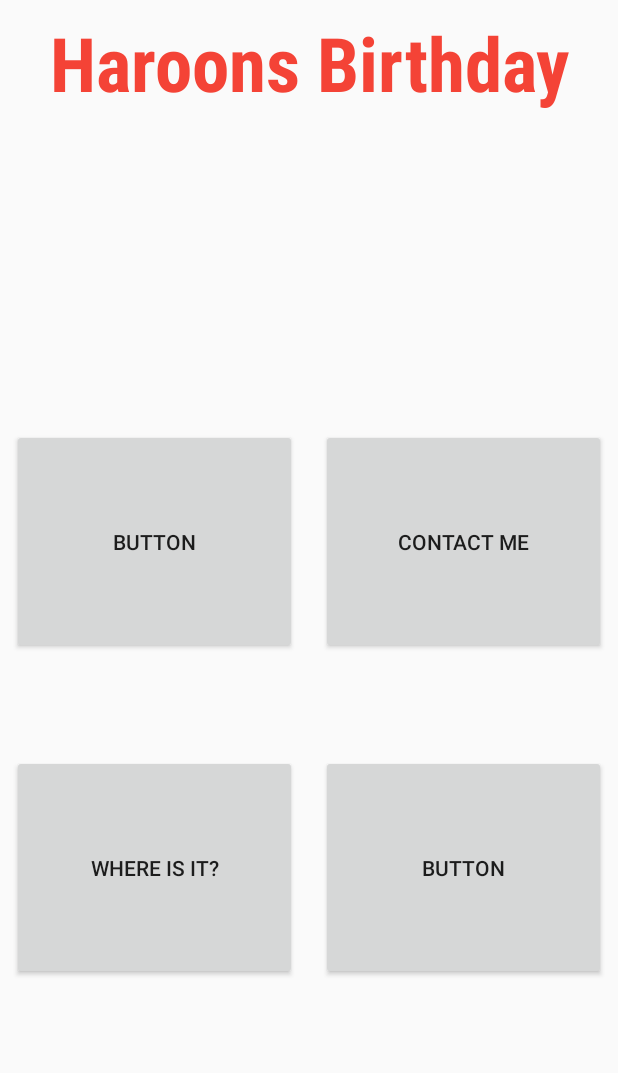
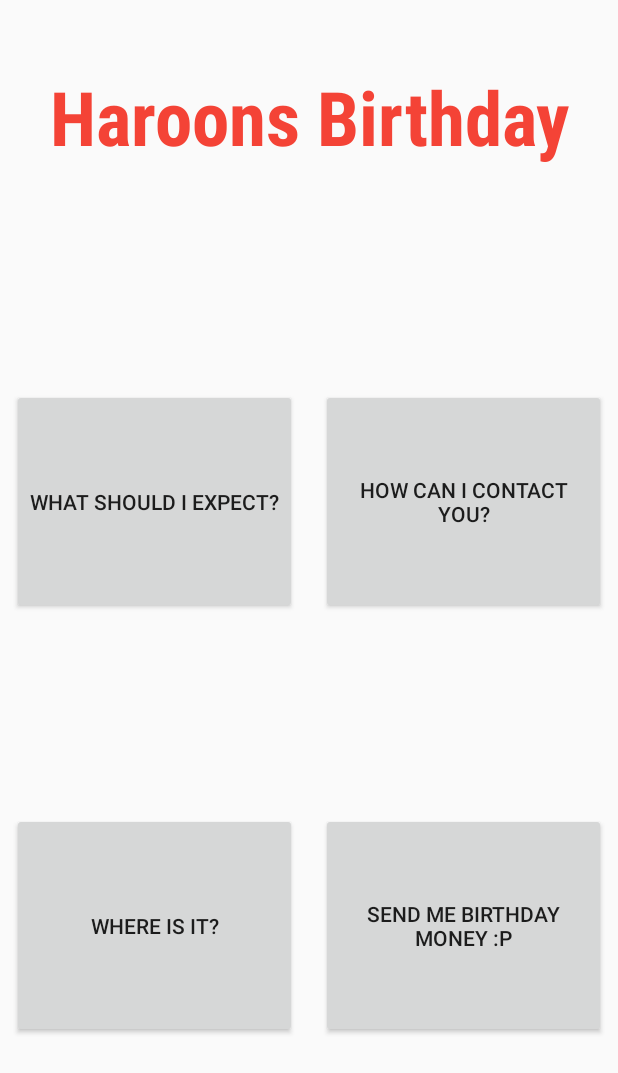
Before and after one commit to Haroon01/BirthdayApp, an Android app: the screen it shows after launch (MainActivity), on a phone screen of 412 x 824 dp. Shown: the top 1073 px of the screen. Run offline under Robolectric (Android 15) with nearby library versions, the phone set to English and light mode, and no system bars.

Commit message:
created new screens and linked them all and made the buttons that open screens

```diff
--- a/app/build.gradle
+++ b/app/build.gradle
@@ -28,6 +28,10 @@ dependencies {
 
     implementation 'androidx.appcompat:appcompat:1.1.0'
     implementation 'androidx.constraintlayout:constraintlayout:1.1.3'
+    implementation 'com.google.android.material:material:1.1.0'
+    implementation 'androidx.navigation:navigation-fragment:2.0.0'
+    implementation 'androidx.navigation:navigation-ui:2.0.0'
+    implementation 'androidx.legacy:legacy-support-v4:1.0.0'
     testImplementation 'junit:junit:4.12'
     androidTestImplementation 'androidx.test.ext:junit:1.1.1'
     androidTestImplementation 'androidx.test.espresso:espresso-core:3.2.0'
--- a/app/src/main/java/com/haroon/mybirthday/MainActivity.java
+++ b/app/src/main/java/com/haroon/mybirthday/MainActivity.java
@@ -1,14 +1,80 @@
 package com.haroon.mybirthday;
 
+import androidx.annotation.NonNull;
 import androidx.appcompat.app.AppCompatActivity;
 
+import android.content.Intent;
 import android.os.Bundle;
+import android.view.View;
+import android.view.WindowManager;
+import android.widget.Button;
 
 public class MainActivity extends AppCompatActivity {
+    private Button btnLocate;
+    private Button btnContact;
+    private Button btnDonate;
+    private Button btnSchedule;
 
     @Override
     protected void onCreate(Bundle savedInstanceState) {
         super.onCreate(savedInstanceState);
+        getWindow().clearFlags(WindowManager.LayoutParams.FLAG_FULLSCREEN);
         setContentView(R.layout.activity_main);
+
+        //Initialising all the buttons and linking them up with layout file
+        btnLocate = findViewById(R.id.btnLocate);
+        btnContact = findViewById(R.id.btnContact);
+        btnSchedule = findViewById(R.id.btnSchedule);
+        btnDonate = findViewById(R.id.btnDonate);
+
+        //setting listeners for the buttons to perform actions once clicked
+        btnLocate.setOnClickListener(new View.OnClickListener() {
+            @Override
+            public void onClick(View v) {
+                openLocation();
+            }
+        });
+
+        btnContact.setOnClickListener(new View.OnClickListener() {
+            @Override
+            public void onClick(View v) {
+                openContact();
+            }
+        });
+
+        btnSchedule.setOnClickListener(new View.OnClickListener() {
+            @Override
+            public void onClick(View v) {
+                openSchedule();
+            }
+        });
+
+        btnDonate.setOnClickListener(new View.OnClickListener() {
+            @Override
+            public void onClick(View v) {
+                openDonate();
+            }
+        });
+
+    }
+
+
+
+    //These methods are used to open the child activities
+    public void openLocation(){
+        Intent intent = new Intent(this, LocationActivity.class);
+        startActivity(intent);
+    }
+    public void openSchedule(){
+        Intent intent = new Intent(this, ScheduleActivity.class);
+        startActivity(intent);
+    }
+    public void openContact(){
+        Intent intent = new Intent(this, ContactActivity.class);
+        startActivity(intent);
+    }
+    public void openDonate(){
+        Intent intent = new Intent(this, DonateActivity.class);
+        startActivity(intent);
     }
 }
--- a/app/src/main/java/com/haroon/mybirthday/SplashScreenActivity.java
+++ b/app/src/main/java/com/haroon/mybirthday/SplashScreenActivity.java
@@ -15,11 +15,11 @@ import android.widget.TextView;
 import androidx.annotation.Nullable;
 import androidx.appcompat.app.AppCompatActivity;
 
-// TODO: getting a black bar during splash screen, need to remove and make the app fully fullscreen.
+// TODO: getting a black bar during splash screen, need to remove and make the app fully fullscreen. (FIXED)
 
 public class SplashScreenActivity extends AppCompatActivity {
 
-    private static int SPLASH_SCREEN = 7000;
+    private static int SPLASH_SCREEN = 5000;
 
     Animation topAnim, bottomAnim;
     ImageView logo;
--- a/app/src/main/res/layout/activity_main.xml
+++ b/app/src/main/res/layout/activity_main.xml
@@ -13,26 +13,26 @@
         android:layout_marginStart="8dp"
         android:layout_marginTop="16dp"
         android:layout_marginEnd="8dp"
-        android:layout_marginBottom="120dp"
+        android:layout_marginBottom="16dp"
         android:text="@string/btn_location"
         app:layout_constraintBottom_toBottomOf="parent"
-        app:layout_constraintEnd_toStartOf="@+id/button3"
+        app:layout_constraintEnd_toStartOf="@+id/btnDonate"
         app:layout_constraintHorizontal_bias="0.5"
         app:layout_constraintStart_toStartOf="parent"
-        app:layout_constraintTop_toBottomOf="@+id/button2" />
+        app:layout_constraintTop_toBottomOf="@+id/btnSchedule" />
 
     <Button
         android:id="@+id/btnContact"
         android:layout_width="0dp"
         android:layout_height="150dp"
         android:layout_marginStart="8dp"
-        android:layout_marginTop="160dp"
+        android:layout_marginTop="32dp"
         android:layout_marginEnd="8dp"
         android:text="@string/btn_contact"
-        app:layout_constraintBottom_toTopOf="@+id/button3"
+        app:layout_constraintBottom_toTopOf="@+id/btnDonate"
         app:layout_constraintEnd_toEndOf="parent"
         app:layout_constraintHorizontal_bias="0.5"
-        app:layout_constraintStart_toEndOf="@+id/button2"
+        app:layout_constraintStart_toEndOf="@+id/btnSchedule"
         app:layout_constraintTop_toBottomOf="@+id/textView" />
 
     <TextView
@@ -40,7 +40,7 @@
         android:layout_width="0dp"
         android:layout_height="wrap_content"
         android:layout_marginStart="8dp"
-        android:layout_marginTop="8dp"
+        android:layout_marginTop="44dp"
         android:layout_marginEnd="8dp"
         android:fontFamily="sans-serif-condensed-medium"
         android:text="@string/splash_text"
@@ -54,13 +54,13 @@
         app:layout_constraintTop_toTopOf="parent" />
 
     <Button
-        android:id="@+id/button2"
+        android:id="@+id/btnSchedule"
         android:layout_width="0dp"
         android:layout_height="150dp"
         android:layout_marginStart="8dp"
-        android:layout_marginTop="160dp"
+        android:layout_marginTop="32dp"
         android:layout_marginEnd="8dp"
-        android:text="Button"
+        android:text="@string/btn_schedule"
         app:layout_constraintBottom_toTopOf="@+id/btnLocate"
         app:layout_constraintEnd_toStartOf="@+id/btnContact"
         app:layout_constraintHorizontal_bias="0.5"
@@ -68,14 +68,14 @@
         app:layout_constraintTop_toBottomOf="@+id/textView" />
 
     <Button
-        android:id="@+id/button3"
+        android:id="@+id/btnDonate"
         android:layout_width="0dp"
         android:layout_height="150dp"
         android:layout_marginStart="8dp"
         android:layout_marginTop="16dp"
         android:layout_marginEnd="8dp"
-        android:layout_marginBottom="120dp"
-        android:text="Button"
+        android:layout_marginBottom="16dp"
+        android:text="@string/btn_donate"
         app:layout_constraintBottom_toBottomOf="parent"
         app:layout_constraintEnd_toEndOf="parent"
         app:layout_constraintHorizontal_bias="0.5"
--- a/app/src/main/res/values/colors.xml
+++ b/app/src/main/res/values/colors.xml
@@ -144,4 +144,7 @@
     <color name="navy">#000080</color>
     <color name="black">#000000</color>
     <color name="bg_color">#FF5722</color>
+    <color name="primary_bg">#B4FF7144</color>
+
+    <color name="black_overlay">#66000000</color>
 </resources>
--- /dev/null
+++ b/app/src/main/res/values/dimens.xml
@@ -0,0 +1,3 @@
+<resources>
+    <dimen name="fab_margin">16dp</dimen>
+</resources>
--- a/app/src/main/res/values/strings.xml
+++ b/app/src/main/res/values/strings.xml
@@ -1,7 +1,8 @@
 <resources>
     <string name="app_name">My Birthday</string>
     <string name="splash_text">Haroons Birthday</string>
-    <string name="btn_contact">Contact Me</string>
+    <string name="btn_contact">How can I contact you?</string>
     <string name="btn_location">Where is it?</string>
-
+    <string name="btn_schedule">What should I expect?</string>
+    <string name="btn_donate">Send me birthday money :p</string>
 </resources>
```
Also changed, not shown: app/src/main/AndroidManifest.xml (+16 -1 lines), app/src/main/java/com/haroon/mybirthday/ContactActivity.java (added, +19 -0 lines), app/src/main/java/com/haroon/mybirthday/DonateActivity.java (added, +19 -0 lines), app/src/main/java/com/haroon/mybirthday/LocationActivity.java (added, +19 -0 lines), app/src/main/java/com/haroon/mybirthday/ScheduleActivity.java (added, +19 -0 lines), app/src/main/res/layout/activity_contact.xml (added, +9 -0 lines), app/src/main/res/layout/activity_donate.xml (added, +9 -0 lines), app/src/main/res/layout/activity_location.xml (added, +9 -0 lines), app/src/main/res/layout/activity_schedule.xml (added, +9 -0 lines), app/src/main/res/values/attrs.xml (added, +12 -0 lines), app/src/main/res/values/styles.xml (+30 -1 lines).
